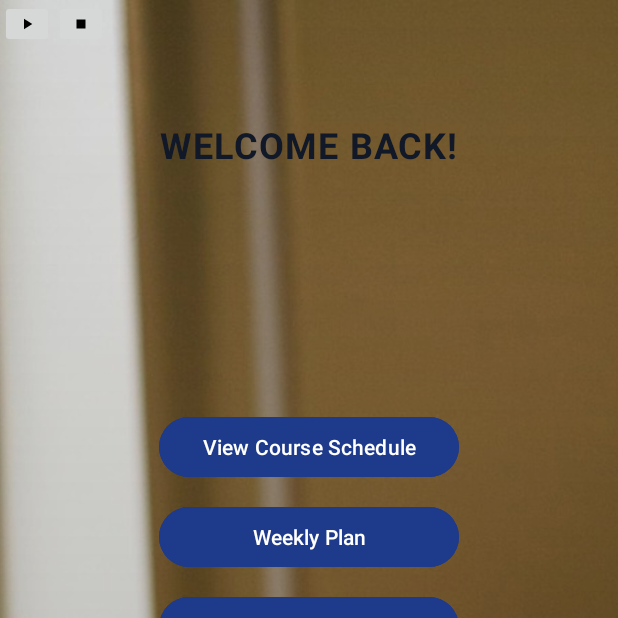
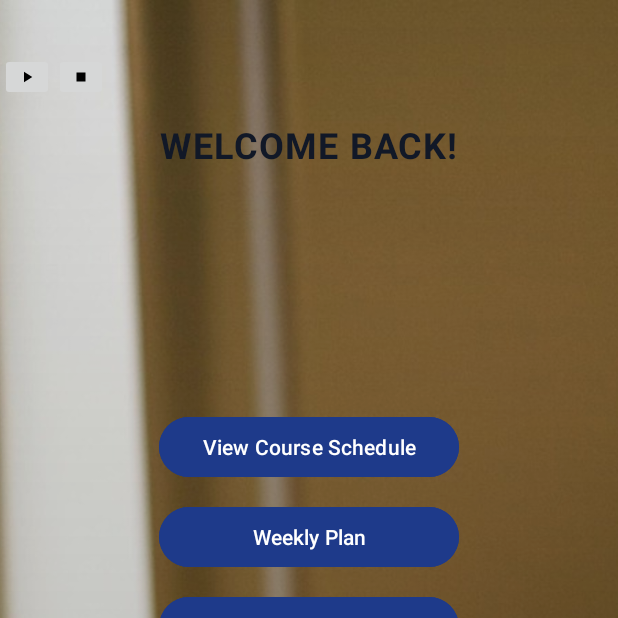
Before and after one commit to raidenabe/COMP-2160-App-Project, an Android app: the HomeFragment screen opened directly, with no data from a screen before it, on a phone screen of 412 x 824 dp, the top half of it. Run offline under Robolectric (Android 15) with nearby library versions, the phone set to English and light mode, and no system bars.

Commit message:
Fixed Bugs

```diff
--- a/app/src/main/res/layout/fragment_course_schedule.xml
+++ b/app/src/main/res/layout/fragment_course_schedule.xml
@@ -1,10 +1,11 @@
 <?xml version="1.0" encoding="utf-8"?>
 <FrameLayout xmlns:android="http://schemas.android.com/apk/res/android"
     xmlns:tools="http://schemas.android.com/tools"
+    xmlns:app="http://schemas.android.com/apk/res-auto"
     android:layout_width="match_parent"
     android:layout_height="match_parent"
     android:layout_marginBottom="15sp"
-    android:paddingBottom="100dp"
+    android:paddingBottom="110dp"
     android:background="@color/background">
 
     <LinearLayout
@@ -36,7 +37,8 @@
                 android:layout_width="wrap_content"
                 android:layout_height="wrap_content"
                 android:background="@drawable/add_bg"
-                android:src="@drawable/ic_add" />
+                android:src="@drawable/ic_add"
+                app:tint="@color/addColor"/>
 
         </LinearLayout>
 
--- a/app/src/main/res/layout/fragment_home.xml
+++ b/app/src/main/res/layout/fragment_home.xml
@@ -99,7 +99,8 @@
     </LinearLayout>
     <LinearLayout
         android:layout_width="match_parent"
-        android:layout_height="wrap_content">
+        android:layout_height="wrap_content"
+        android:layout_marginTop="35dp">
 
         <ImageButton
             android:id="@+id/playMusicButton"
--- a/app/src/main/res/layout/fragment_sleep_tracker.xml
+++ b/app/src/main/res/layout/fragment_sleep_tracker.xml
@@ -5,7 +5,7 @@
     android:layout_height="match_parent"
     tools:context=".SleepTrackerFragment"
     android:layout_marginBottom="15sp"
-    android:paddingBottom="100dp"
+    android:paddingBottom="110dp"
     android:background="@color/background">
 
     <LinearLayout
--- a/app/src/main/res/layout/fragment_study.xml
+++ b/app/src/main/res/layout/fragment_study.xml
@@ -4,7 +4,8 @@
     android:layout_width="match_parent"
     android:layout_height="match_parent"
     tools:context=".StudyFragment"
-    android:background="@color/background">
+    android:background="@color/background"
+    android:paddingBottom="110dp">
 
     <LinearLayout
         android:layout_width="match_parent"
--- a/app/src/main/res/layout/fragment_tasks.xml
+++ b/app/src/main/res/layout/fragment_tasks.xml
@@ -5,7 +5,7 @@
     android:layout_height="match_parent"
     tools:context=".SleepTrackerFragment"
     android:layout_marginBottom="15sp"
-    android:paddingBottom="100dp"
+    android:paddingBottom="110dp"
     android:background="@color/background">
 
     <LinearLayout
--- a/app/src/main/res/values-night/themes.xml
+++ b/app/src/main/res/values-night/themes.xml
@@ -12,6 +12,6 @@
         <color name="secondaryBtn">#3B82F6</color>
         <color name="primaryicons">#FFFFFF</color>
         <color name="cardBackground">#1E293B</color>
-        <color name="darkBg"></color>
+        <color name="addColor">#FFFFFF</color>
 
 </resources>
--- a/app/src/main/res/values/colors.xml
+++ b/app/src/main/res/values/colors.xml
@@ -12,5 +12,5 @@
     <color name="secondaryText">#374151</color>
     <color name="primaryicons">#1E3A8A</color>
     <color name="cardBackground">#FFFFFF</color>
-    <color name="darkBg">@null</color>
+    <color name="addColor">#000000</color>
 </resources>
```
